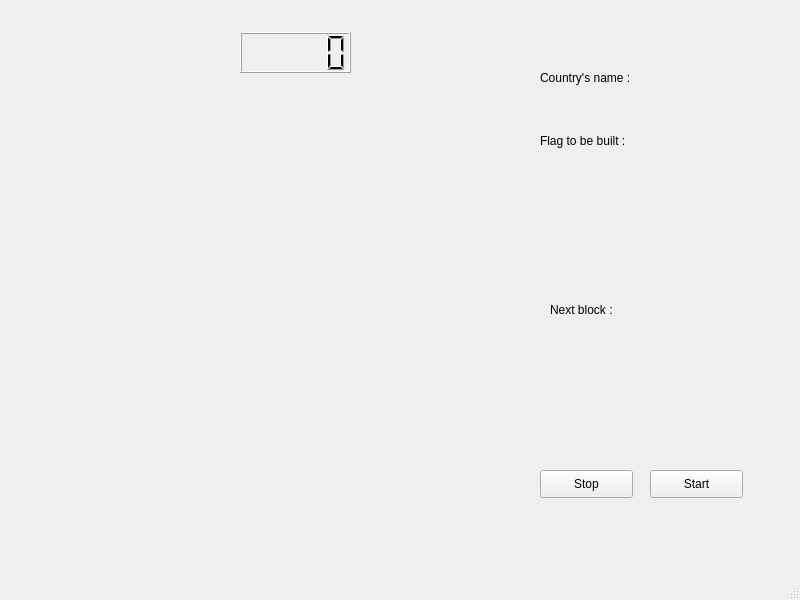
First picture: the form in src/ui/main_windows.ui, repository Jouramie/Design-3, before the edit.
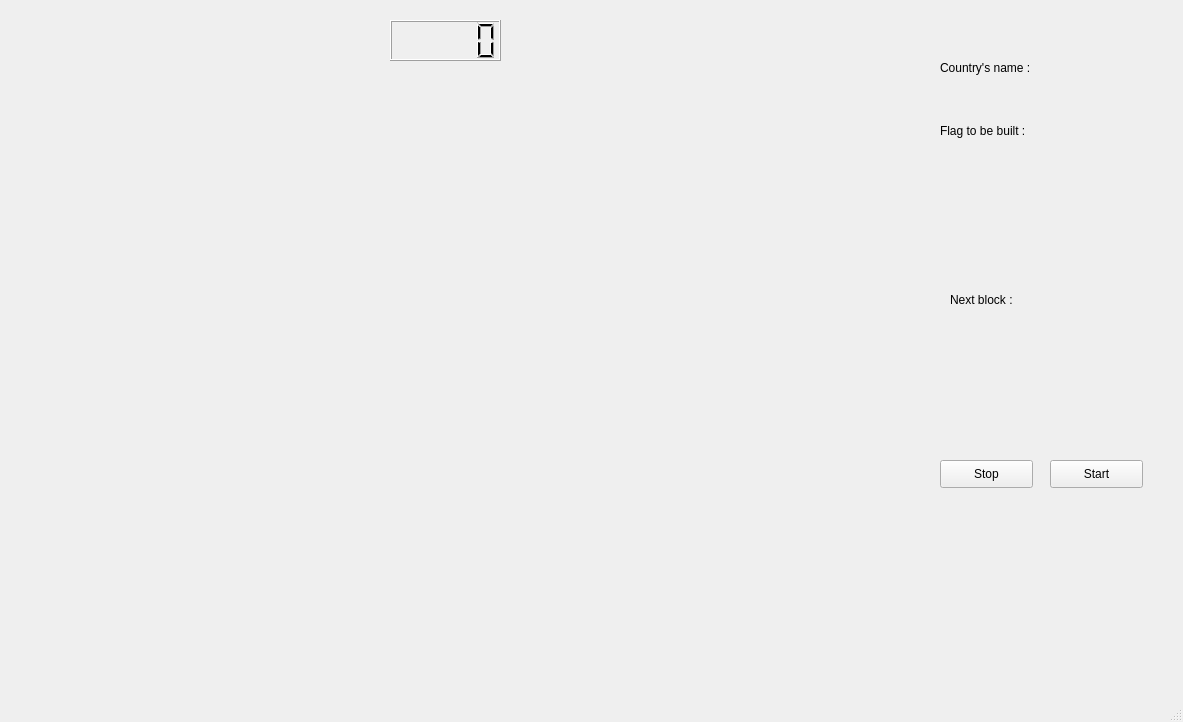
Second picture: the form after the edit.

```diff
--- a/src/ui/main_windows.ui
+++ b/src/ui/main_windows.ui
@@ -6,8 +6,8 @@
    <rect>
     <x>0</x>
     <y>0</y>
-    <width>800</width>
-    <height>600</height>
+    <width>1183</width>
+    <height>722</height>
    </rect>
   </property>
   <property name="windowTitle">
@@ -17,8 +17,8 @@
    <widget class="QPushButton" name="StartButton">
     <property name="geometry">
      <rect>
-      <x>650</x>
-      <y>470</y>
+      <x>1050</x>
+      <y>460</y>
       <width>93</width>
       <height>28</height>
      </rect>
@@ -30,8 +30,8 @@
    <widget class="QPushButton" name="StopButton">
     <property name="geometry">
      <rect>
-      <x>540</x>
-      <y>470</y>
+      <x>940</x>
+      <y>460</y>
       <width>93</width>
       <height>28</height>
      </rect>
@@ -43,8 +43,8 @@
    <widget class="QLabel" name="FlagLabel">
     <property name="geometry">
      <rect>
-      <x>540</x>
-      <y>130</y>
+      <x>940</x>
+      <y>120</y>
       <width>171</width>
       <height>21</height>
      </rect>
@@ -59,10 +59,10 @@
    <widget class="QLabel" name="videoLabel">
     <property name="geometry">
      <rect>
-      <x>50</x>
-      <y>80</y>
-      <width>451</width>
-      <height>411</height>
+      <x>80</x>
+      <y>70</y>
+      <width>800</width>
+      <height>600</height>
      </rect>
     </property>
     <property name="autoFillBackground">
@@ -75,8 +75,8 @@
    <widget class="QLabel" name="flagPicture">
     <property name="geometry">
      <rect>
-      <x>590</x>
-      <y>170</y>
+      <x>990</x>
+      <y>160</y>
       <width>100</width>
       <height>100</height>
      </rect>
@@ -91,8 +91,8 @@
    <widget class="QLabel" name="label_2">
     <property name="geometry">
      <rect>
-      <x>550</x>
-      <y>300</y>
+      <x>950</x>
+      <y>290</y>
       <width>141</width>
       <height>20</height>
      </rect>
@@ -104,8 +104,8 @@
    <widget class="QLabel" name="cube_label">
     <property name="geometry">
      <rect>
-      <x>600</x>
-      <y>340</y>
+      <x>1000</x>
+      <y>330</y>
       <width>81</width>
       <height>81</height>
      </rect>
@@ -120,8 +120,8 @@
    <widget class="QLCDNumber" name="lcdNumber">
     <property name="geometry">
      <rect>
-      <x>240</x>
-      <y>32</y>
+      <x>390</x>
+      <y>20</y>
       <width>111</width>
       <height>41</height>
      </rect>
@@ -130,8 +130,8 @@
    <widget class="QLabel" name="label">
     <property name="geometry">
      <rect>
-      <x>540</x>
-      <y>70</y>
+      <x>940</x>
+      <y>60</y>
       <width>101</width>
       <height>16</height>
      </rect>
@@ -143,8 +143,8 @@
    <widget class="QLabel" name="CountryName">
     <property name="geometry">
      <rect>
-      <x>540</x>
-      <y>90</y>
+      <x>940</x>
+      <y>80</y>
       <width>171</width>
       <height>21</height>
      </rect>
```
Left out of the diff: 2 changed lines with no effect on the pictures.
